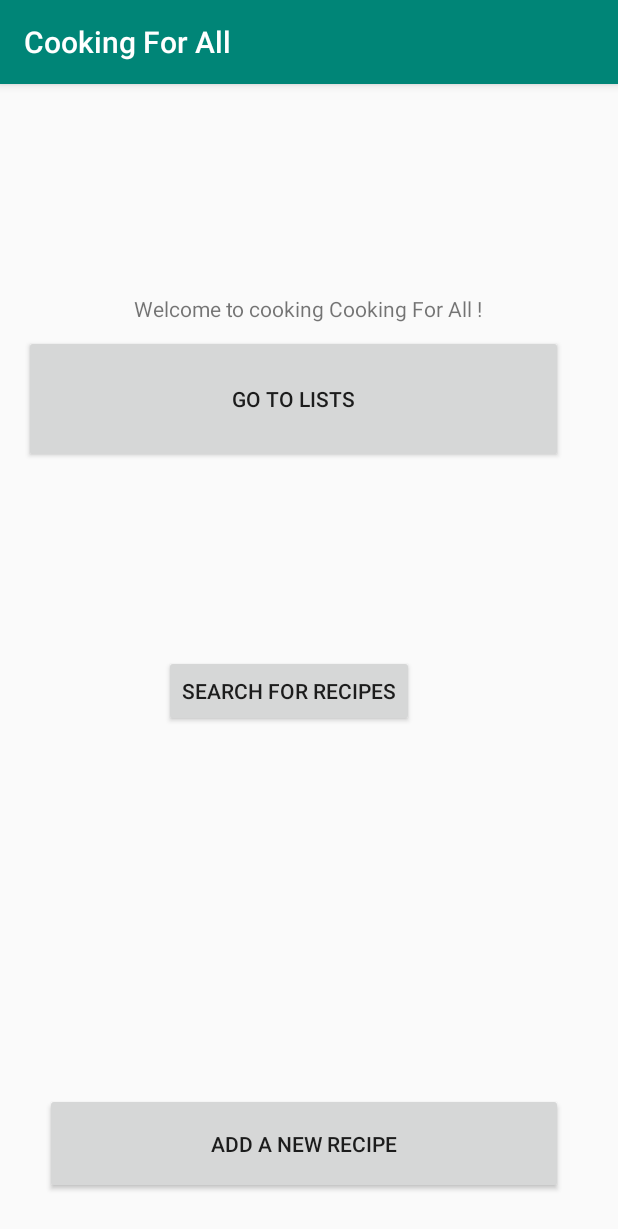
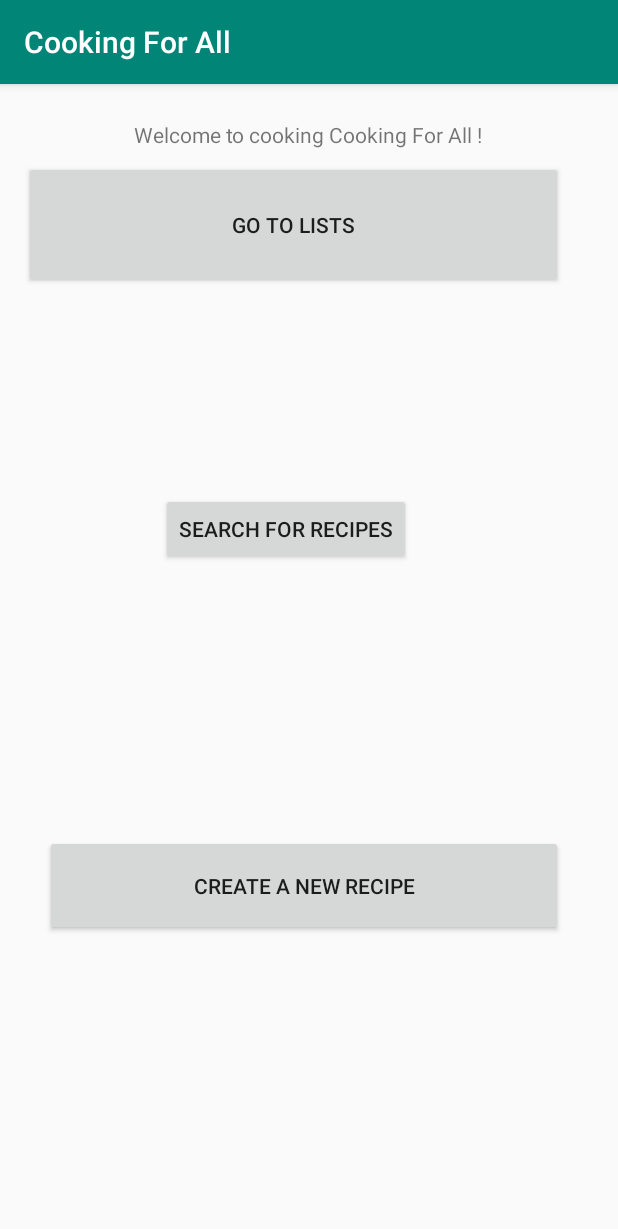
Before and after one commit to phrougerie/cooking_for_all, an Android app: the screen it shows after launch (MainActivity), on a phone screen of 412 x 824 dp. Shown: the top 1229 px of the screen. Run offline under Robolectric (Android 15) with nearby library versions, the phone set to English and light mode, and no system bars.

Commit message:
Création d'une seconde activité. (création de recettes vide)

```diff
--- a/Code/app/src/main/java/com/example/cookingforall/MainActivity.java
+++ b/Code/app/src/main/java/com/example/cookingforall/MainActivity.java
@@ -1,16 +1,25 @@
 package com.example.cookingforall;
 
+import android.content.Intent;
 import android.support.v7.app.AppCompatActivity;
 import android.os.Bundle;
+import android.util.Log;
+import android.view.View;
 
 public class MainActivity extends AppCompatActivity {
+    private static final String LOG_TAG = MainActivity.class.getSimpleName();
 
     @Override
     protected void onCreate(Bundle savedInstanceState) {
         super.onCreate(savedInstanceState);
         setContentView(R.layout.activity_main);
-        findViewById(R.id.listing);
+        //findViewById(R.id.listing);
     }
 
+    public void launchCreateRecipeActivity(View view){
+        Log.d(LOG_TAG, "Button clicked!");
+        Intent intent = new Intent(this, CreateRecipeActivity.class);
+        startActivity(intent);
+    }
 
 }
--- a/Code/app/src/main/res/layout/activity_main.xml
+++ b/Code/app/src/main/res/layout/activity_main.xml
@@ -11,12 +11,12 @@
         android:id="@+id/title"
         android:layout_width="wrap_content"
         android:layout_height="wrap_content"
-        android:layout_marginBottom="8dp"
+        android:layout_marginTop="24dp"
         android:text="@string/welcome"
-        app:layout_constraintBottom_toTopOf="@+id/listing"
         app:layout_constraintHorizontal_bias="0.497"
         app:layout_constraintLeft_toLeftOf="parent"
-        app:layout_constraintRight_toRightOf="parent" />
+        app:layout_constraintRight_toRightOf="parent"
+        app:layout_constraintTop_toTopOf="parent" />
 
     <Button
         android:id="@+id/listing"
@@ -24,31 +24,34 @@
         android:layout_height="85dp"
         android:layout_marginStart="8dp"
         android:layout_marginLeft="8dp"
+        android:layout_marginTop="8dp"
         android:layout_marginEnd="16dp"
         android:layout_marginRight="16dp"
-        android:layout_marginBottom="128dp"
         android:text="@string/listing"
-        app:layout_constraintBottom_toTopOf="@+id/searchRecipe"
         app:layout_constraintEnd_toEndOf="parent"
         app:layout_constraintHorizontal_bias="0.285"
         app:layout_constraintStart_toStartOf="parent"
+        app:layout_constraintTop_toBottomOf="@+id/title"
         tools:ignore="MissingConstraints" />
 
     <Button
-        android:id="@+id/addRecipe"
+        android:id="@+id/createRecipe"
         android:layout_width="345dp"
         android:layout_height="67dp"
         android:layout_marginStart="8dp"
         android:layout_marginLeft="8dp"
 
+        android:layout_marginTop="8dp"
         android:layout_marginEnd="8dp"
         android:layout_marginRight="8dp"
         android:layout_marginBottom="28dp"
-        android:text="@string/addIngredient"
+        android:text="@string/createRecipe"
         app:layout_constraintBottom_toBottomOf="parent"
         app:layout_constraintEnd_toEndOf="parent"
         app:layout_constraintHorizontal_bias="0.44"
-        app:layout_constraintStart_toStartOf="parent" />
+        app:layout_constraintStart_toStartOf="parent"
+        app:layout_constraintTop_toBottomOf="@+id/searchRecipe"
+        android:onClick="launchCreateRecipeActivity"/>
 
     <Button
         android:id="@+id/searchRecipe"
@@ -56,14 +59,14 @@
         android:layout_height="wrap_content"
         android:layout_marginStart="8dp"
         android:layout_marginLeft="8dp"
+        android:layout_marginTop="136dp"
         android:layout_marginEnd="8dp"
         android:layout_marginRight="8dp"
-        android:layout_marginBottom="244dp"
         android:text="@string/searchRecipe"
-        app:layout_constraintBottom_toTopOf="@+id/addRecipe"
         app:layout_constraintEnd_toEndOf="parent"
-        app:layout_constraintHorizontal_bias="0.441"
+        app:layout_constraintHorizontal_bias="0.432"
         app:layout_constraintStart_toStartOf="parent"
+        app:layout_constraintTop_toBottomOf="@+id/listing"
         tools:ignore="MissingConstraints" />
 
 
--- a/Code/app/src/main/res/values/strings.xml
+++ b/Code/app/src/main/res/values/strings.xml
@@ -2,6 +2,7 @@
     <string name="app_name">Cooking For All</string>
     <string name="welcome">Welcome to cooking Cooking For All !</string>
     <string name="listing">Go to lists</string>
-    <string name="addIngredient">Add a new recipe</string>
+    <string name="createRecipe">Create a new recipe</string>
     <string name="searchRecipe">Search for recipes</string>
+
 </resources>
```
Also changed, not shown: Code/app/src/main/AndroidManifest.xml (+8 -0 lines), Code/app/src/main/java/com/example/cookingforall/CreateRecipeActivity.java (added, +13 -0 lines), Code/app/src/main/res/layout/activity_create_recipe.xml (added, +9 -0 lines), 4 other files.
